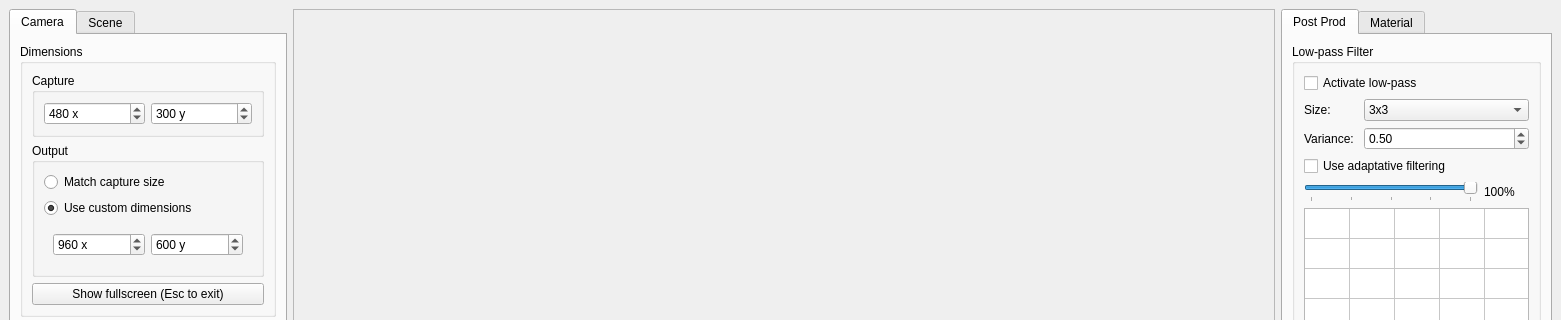
Above: CpuRaytracing/RaytracerGui.ui from wibus/ExTh-Demos before the change; both pictures show x 0 to 1561 and y 0 to 320 of the 1561 by 727 pixel window. Below: the same form after it.
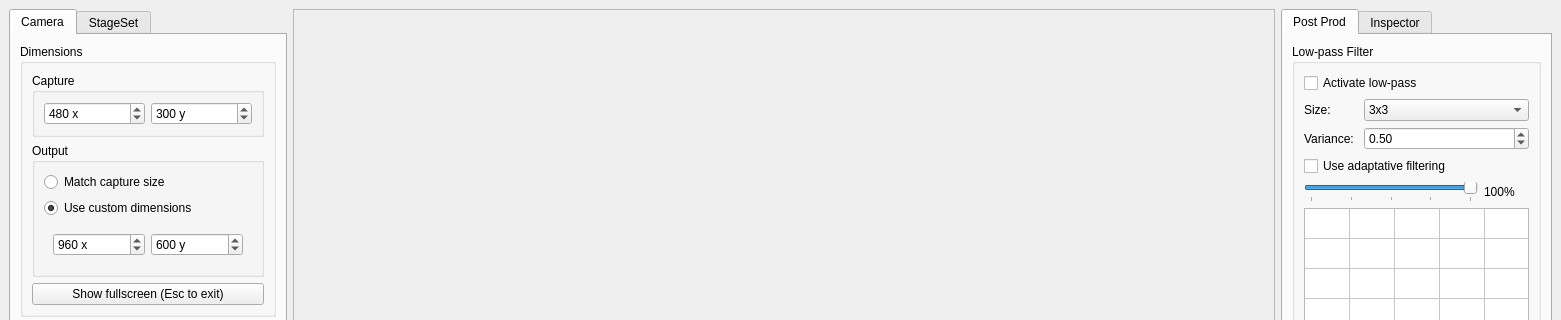
That is the form after the change.

Commit message: Renaming Scene into StageSet.

Patch:
```diff
--- a/CpuRaytracing/RaytracerGui.ui
+++ b/CpuRaytracing/RaytracerGui.ui
@@ -235,7 +235,7 @@
       </widget>
       <widget class="QWidget" name="sceneTab">
        <attribute name="title">
-        <string>Scene</string>
+        <string>StageSet</string>
        </attribute>
        <layout class="QVBoxLayout" name="verticalLayout_11">
         <item>
@@ -713,7 +713,7 @@
       </widget>
       <widget class="QWidget" name="materialTab">
        <attribute name="title">
-        <string>Material</string>
+        <string>Inspector</string>
        </attribute>
       </widget>
      </widget>
```
Left out of the diff: 6 changed lines with no effect on the pictures. The commit also changes 3 other files.
